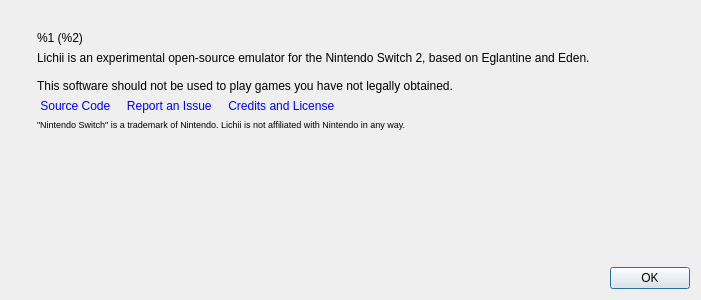
Qt form src/lichii/aboutdialog.ui (karimalsalah/guarana) before a commit.
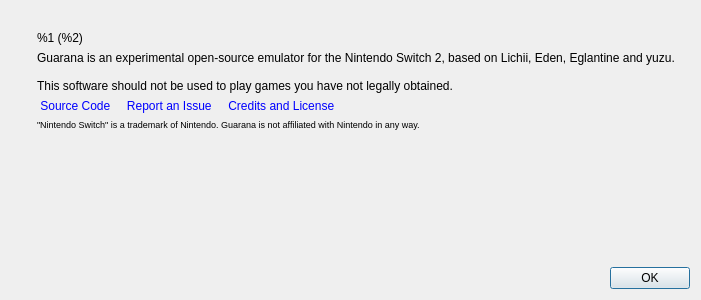
The same form after that commit. Icons and pictures are not drawn.

Commit message:
frontend: rebrand player-visible Lichii to Guarana
Program names guarana/guarana-cli, user data folder guarana with a
copy-only first-start migration from lichii (staged, rolled back on
failure, old folder untouched), user-visible strings, translations,
Windows version info, installer, desktop/metainfo/Info.plist, icons
from the Guarana brand artwork. Internal identifiers, LICHII_* options,
namespaces and file names are unchanged.

```diff
--- a/src/lichii/aboutdialog.ui
+++ b/src/lichii/aboutdialog.ui
@@ -95,7 +95,7 @@
           </sizepolicy>
          </property>
          <property name="text">
-          <string>Lichii is an experimental open-source emulator for the Nintendo Switch 2, based on Eglantine and Eden.
+          <string>Guarana is an experimental open-source emulator for the Nintendo Switch 2, based on Lichii, Eden, Eglantine and yuzu.
 
 This software should not be used to play games you have not legally obtained.</string>
          </property>
@@ -126,7 +126,7 @@
           </sizepolicy>
          </property>
          <property name="text">
-          <string>&lt;html&gt;&lt;head/&gt;&lt;body&gt;&lt;p&gt;&lt;span style=&quot; font-size:7pt;&quot;&gt;&amp;quot;Nintendo Switch&amp;quot; is a trademark of Nintendo. Lichii is not affiliated with Nintendo in any way.&lt;/span&gt;&lt;/p&gt;&lt;/body&gt;&lt;/html&gt;</string>
+          <string>&lt;html&gt;&lt;head/&gt;&lt;body&gt;&lt;p&gt;&lt;span style=&quot; font-size:7pt;&quot;&gt;&amp;quot;Nintendo Switch&amp;quot; is a trademark of Nintendo. Guarana is not affiliated with Nintendo in any way.&lt;/span&gt;&lt;/p&gt;&lt;/body&gt;&lt;/html&gt;</string>
          </property>
         </widget>
        </item>
```
Left out of the diff: 2 changed lines with no effect on the pictures. The commit also changes 96 other files.
